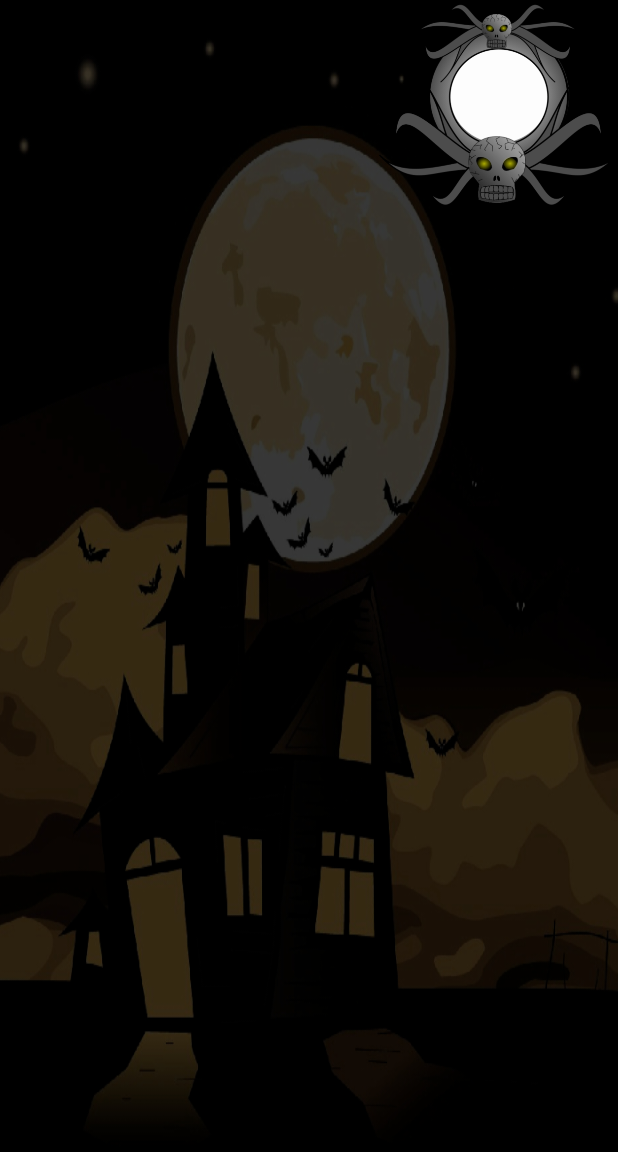
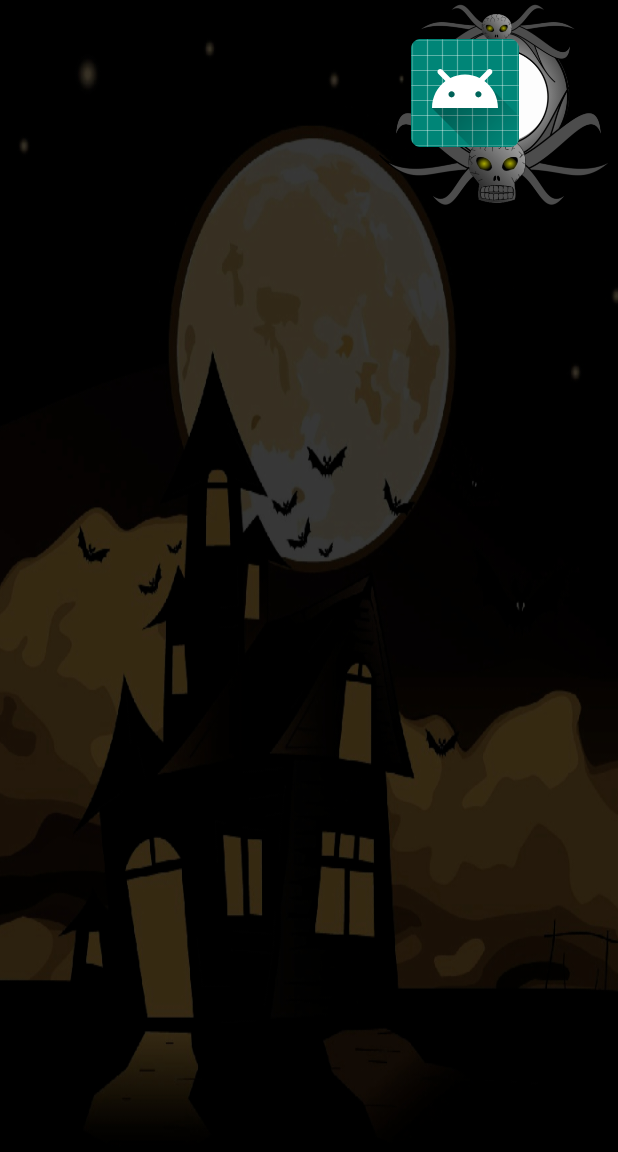
Before and after one commit to RomainMarca/candyHunt, an Android app: the GameArenaActivity screen opened directly, with no data from a screen before it, on a phone screen of 412 x 824 dp. Shown: the top 1152 px of the screen. Run offline under Robolectric (Android 15) with nearby library versions, the light colour scheme and no system bars; libraries missing offline, so code that uses them is left out: cn.iwgang.countdownview; plain views replace CountdownView.

Commit message:
methode targetImage

```diff
--- a/app/src/main/java/fr/wildcodeschool/candyhunt/Round.java
+++ b/app/src/main/java/fr/wildcodeschool/candyhunt/Round.java
@@ -243,6 +243,12 @@ public class Round {
     public void defeat() {
         //TODO Il se passe des trucs ici
     }
+    public void imageTargetCandie(){
+        View rootView = ((Activity)context).getWindow().getDecorView().findViewById(android.R.id.content);
+        ImageView targetImage =  (ImageView) rootView.findViewById(R.id.target);
+        targetImage.setImageResource(candieTarget.getCandieResourceId());
+
+        }
 
     /*public void reLaunchRound() {
         //Todo relancer <round +1>
--- a/app/src/main/res/layout/game_arena_activity.xml
+++ b/app/src/main/res/layout/game_arena_activity.xml
@@ -63,7 +63,7 @@
             android:layout_marginStart="16dp"
             android:layout_marginLeft="16dp"
             android:layout_marginTop="24dp"
-            android:textColor ="#FFFFFF"
+            android:textColor="#FFFFFF"
             android:textSize="40dp"
             android:textStyle="bold"
             app:layout_constraintStart_toStartOf="parent"
@@ -81,6 +81,33 @@
             app:layout_constraintEnd_toEndOf="parent"
             app:layout_constraintTop_toTopOf="parent"
             app:srcCompat="@drawable/skull" />
+
+        <android.support.constraint.Guideline
+            android:id="@+id/guideline6"
+            android:layout_width="wrap_content"
+            android:layout_height="wrap_content"
+            android:orientation="vertical"
+            app:layout_constraintGuide_begin="268dp" />
+
+        <android.support.constraint.Guideline
+            android:id="@+id/guideline7"
+            android:layout_width="wrap_content"
+            android:layout_height="wrap_content"
+            android:orientation="vertical"
+            app:layout_constraintGuide_begin="336dp" />
+
+        <ImageView
+            android:id="@+id/target"
+            android:layout_width="wrap_content"
+            android:layout_height="0dp"
+            android:layout_marginEnd="16dp"
+            android:layout_marginRight="16dp"
+            android:layout_marginBottom="40dp"
+            app:layout_constraintBottom_toBottomOf="parent"
+            app:layout_constraintEnd_toEndOf="parent"
+            app:layout_constraintHorizontal_bias="0.107"
+            app:layout_constraintStart_toStartOf="@+id/guideline6"
+            app:srcCompat="@mipmap/ic_launcher_round" />
 
     </android.support.constraint.ConstraintLayout>
 
@@ -105,13 +132,6 @@
         android:orientation="vertical"
         app:layout_constraintGuide_begin="191dp" />
 
-    <android.support.constraint.Guideline
-        android:id="@+id/guideline4"
-        android:layout_width="wrap_content"
-        android:layout_height="wrap_content"
-        android:orientation="horizontal"
-        app:layout_constraintGuide_begin="20dp" />
-
     <android.support.constraint.ConstraintLayout xmlns:android="http://schemas.android.com/apk/res/android"
         xmlns:app="http://schemas.android.com/apk/res-auto"
         xmlns:tools="http://schemas.android.com/tools"
@@ -120,7 +140,7 @@
         android:layout_height="0dp"
         app:layout_constraintBottom_toBottomOf="parent"
         app:layout_constraintEnd_toEndOf="parent"
-        app:layout_constraintHorizontal_bias="0.0"
+        app:layout_constraintHorizontal_bias="1.0"
         app:layout_constraintStart_toStartOf="parent"
         app:layout_constraintTop_toBottomOf="@+id/header"
         app:layout_constraintVertical_bias="0.0" />
```
